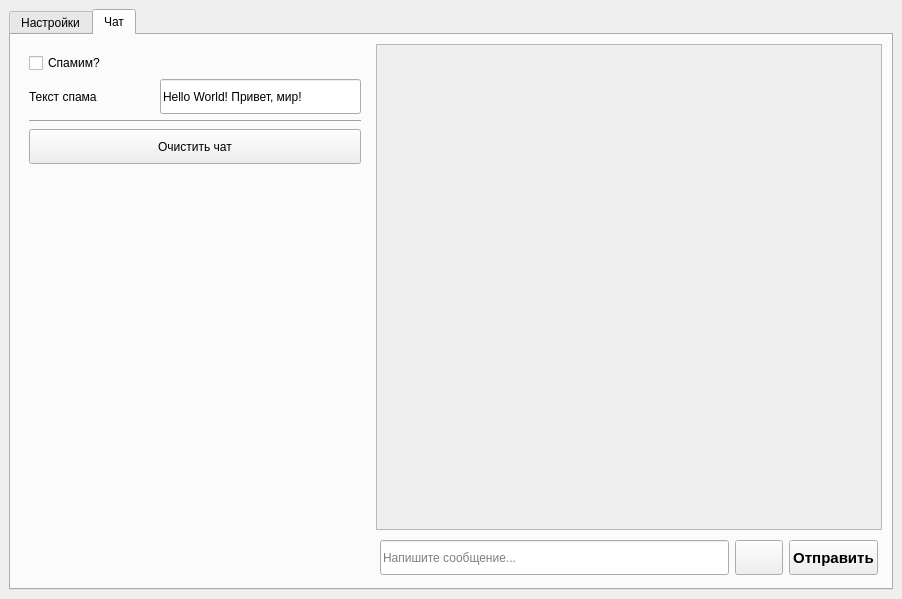
Old version of the form sem3/nvi_chat_tcp_super/mainwindow.ui in the repository faurkonig/i-love-karpov.
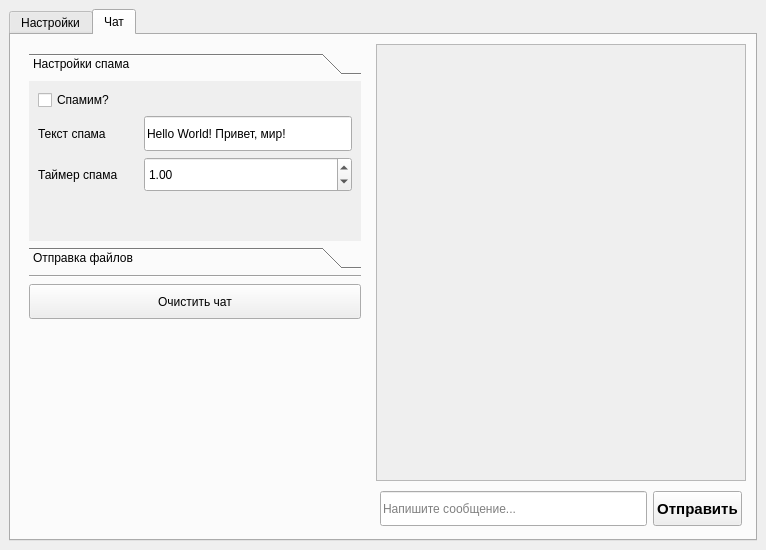
New version of the form. The open tabs and pages were chosen to show the change. Icons and pictures are not drawn.

Commit message: TCP super chat image sending

Diff of the .ui file:
```diff
--- a/sem3/nvi_chat_tcp_super/mainwindow.ui
+++ b/sem3/nvi_chat_tcp_super/mainwindow.ui
@@ -6,8 +6,8 @@
    <rect>
     <x>0</x>
     <y>0</y>
-    <width>902</width>
-    <height>599</height>
+    <width>766</width>
+    <height>550</height>
    </rect>
   </property>
   <property name="windowTitle">
@@ -350,6 +350,12 @@
        <layout class="QHBoxLayout" name="horizontalLayout_2">
         <item>
          <widget class="QWidget" name="widget" native="true">
+          <property name="minimumSize">
+           <size>
+            <width>300</width>
+            <height>0</height>
+           </size>
+          </property>
           <property name="maximumSize">
            <size>
             <width>350</width>
@@ -358,6 +364,24 @@
           </property>
           <layout class="QVBoxLayout" name="verticalLayout_5">
            <item>
+            <widget class="QToolBox" name="toolBox">
+             <property name="currentIndex">
+              <number>0</number>
+             </property>
+             <widget class="QWidget" name="spamPage">
+              <property name="geometry">
+               <rect>
+                <x>0</x>
+                <y>0</y>
+                <width>332</width>
+                <height>135</height>
+               </rect>
+              </property>
+              <attribute name="label">
+               <string>Настройки спама</string>
+              </attribute>
+              <layout class="QVBoxLayout" name="verticalLayout_6">
+               <item>
             <widget class="QCheckBox" name="checkBoxSpam">
              <property name="text">
               <string>Спамим?</string>
@@ -368,9 +392,15 @@
             <layout class="QHBoxLayout" name="horizontalLayoutSpamText">
              <item>
               <widget class="QLabel" name="labelSpamText">
+                   <property name="sizePolicy">
+                    <sizepolicy hsizetype="Minimum" vsizetype="Preferred">
+                     <horstretch>0</horstretch>
+                     <verstretch>0</verstretch>
+                    </sizepolicy>
+                   </property>
                <property name="minimumSize">
                 <size>
-                 <width>125</width>
+                     <width>100</width>
                  <height>35</height>
                 </size>
                </property>
@@ -395,6 +425,127 @@
             </layout>
            </item>
            <item>
+                <layout class="QHBoxLayout" name="horizontalLayoutSpamInterval">
+                 <item>
+                  <widget class="QLabel" name="labelSpamTimerInterval">
+                   <property name="sizePolicy">
+                    <sizepolicy hsizetype="Minimum" vsizetype="Preferred">
+                     <horstretch>0</horstretch>
+                     <verstretch>0</verstretch>
+                    </sizepolicy>
+                   </property>
+                   <property name="minimumSize">
+                    <size>
+                     <width>100</width>
+                     <height>35</height>
+                    </size>
+                   </property>
+                   <property name="text">
+                    <string>Таймер спама</string>
+                   </property>
+                  </widget>
+                 </item>
+                 <item>
+                  <widget class="QDoubleSpinBox" name="timerIntervalSpinBox">
+                   <property name="sizePolicy">
+                    <sizepolicy hsizetype="Expanding" vsizetype="Fixed">
+                     <horstretch>0</horstretch>
+                     <verstretch>0</verstretch>
+                    </sizepolicy>
+                   </property>
+                   <property name="minimumSize">
+                    <size>
+                     <width>0</width>
+                     <height>35</height>
+                    </size>
+                   </property>
+                   <property name="minimum">
+                    <double>0.500000000000000</double>
+                   </property>
+                   <property name="maximum">
+                    <double>30.000000000000000</double>
+                   </property>
+                   <property name="singleStep">
+                    <double>0.500000000000000</double>
+                   </property>
+                   <property name="value">
+                    <double>1.000000000000000</double>
+                   </property>
+                  </widget>
+                 </item>
+                </layout>
+               </item>
+               <item>
+                <spacer name="verticalSpacer_4">
+                 <property name="orientation">
+                  <enum>Qt::Vertical</enum>
+                 </property>
+                 <property name="sizeHint" stdset="0">
+                  <size>
+                   <width>20</width>
+                   <height>40</height>
+                  </size>
+                 </property>
+                </spacer>
+               </item>
+              </layout>
+             </widget>
+             <widget class="QWidget" name="attachmentsPage">
+              <property name="geometry">
+               <rect>
+                <x>0</x>
+                <y>0</y>
+                <width>332</width>
+                <height>135</height>
+               </rect>
+              </property>
+              <attribute name="label">
+               <string>Отправка файлов</string>
+              </attribute>
+              <layout class="QVBoxLayout" name="verticalLayout_7">
+               <item>
+                <widget class="QPushButton" name="pushButtonSendImage">
+                 <property name="minimumSize">
+                  <size>
+                   <width>0</width>
+                   <height>35</height>
+                  </size>
+                 </property>
+                 <property name="font">
+                  <font>
+                   <weight>50</weight>
+                   <bold>false</bold>
+                  </font>
+                 </property>
+                 <property name="text">
+                  <string>Отправить картинку</string>
+                 </property>
+                 <property name="iconSize">
+                  <size>
+                   <width>24</width>
+                   <height>24</height>
+                  </size>
+                 </property>
+                </widget>
+               </item>
+               <item>
+                <spacer name="verticalSpacer_5">
+                 <property name="orientation">
+                  <enum>Qt::Vertical</enum>
+                 </property>
+                 <property name="sizeHint" stdset="0">
+                  <size>
+                   <width>20</width>
+                   <height>40</height>
+                  </size>
+                 </property>
+                </spacer>
+               </item>
+              </layout>
+             </widget>
+            </widget>
+           </item>
+           <item>
             <widget class="Line" name="line4">
              <property name="orientation">
               <enum>Qt::Horizontal</enum>
@@ -442,10 +593,16 @@
               <rect>
                <x>0</x>
                <y>0</y>
-               <width>502</width>
-               <height>459</height>
+               <width>366</width>
+               <height>410</height>
               </rect>
              </property>
+             <property name="minimumSize">
+              <size>
+               <width>300</width>
+               <height>0</height>
+              </size>
+             </property>
              <layout class="QVBoxLayout" name="verticalChatLayout">
               <property name="spacing">
                <number>2</number>
@@ -481,35 +638,6 @@
               </property>
              </widget>
             </item>
-            <item>
-             <widget class="QPushButton" name="pushButtonOtherMessage">
-              <property name="minimumSize">
-               <size>
-                <width>0</width>
-                <height>35</height>
-               </size>
-              </property>
-              <property name="font">
-               <font>
-                <pointsize>11</pointsize>
-                <weight>75</weight>
-                <bold>true</bold>
-               </font>
-              </property>
-              <property name="text">
-               <string/>
-              </property>
-              <property name="icon">
-               <iconset theme="mail-attachment"/>
-              </property>
-              <property name="iconSize">
-               <size>
-                <width>24</width>
-                <height>24</height>
-               </size>
-              </property>
-             </widget>
-            </item>
             <item>
              <widget class="QPushButton" name="pushButtonSend">
               <property name="minimumSize">
```
Left out of the diff: 19 changed lines with no effect on the pictures. Lines whose indentation alone changed are shown as unchanged. The commit also changes 2 other files.
